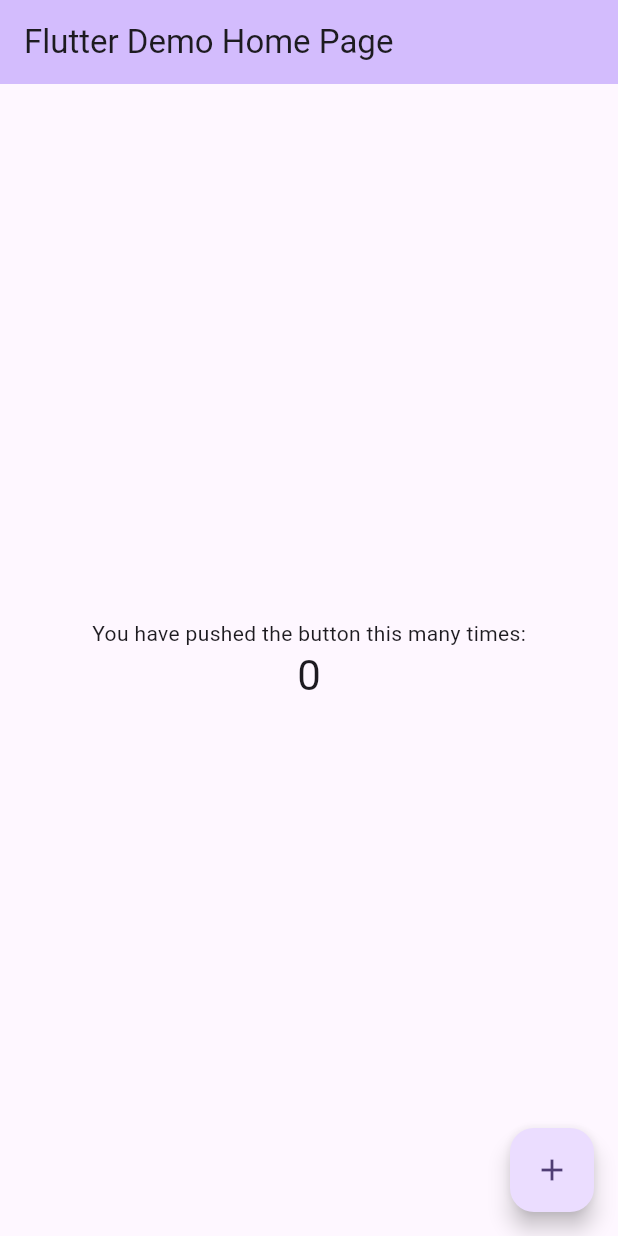
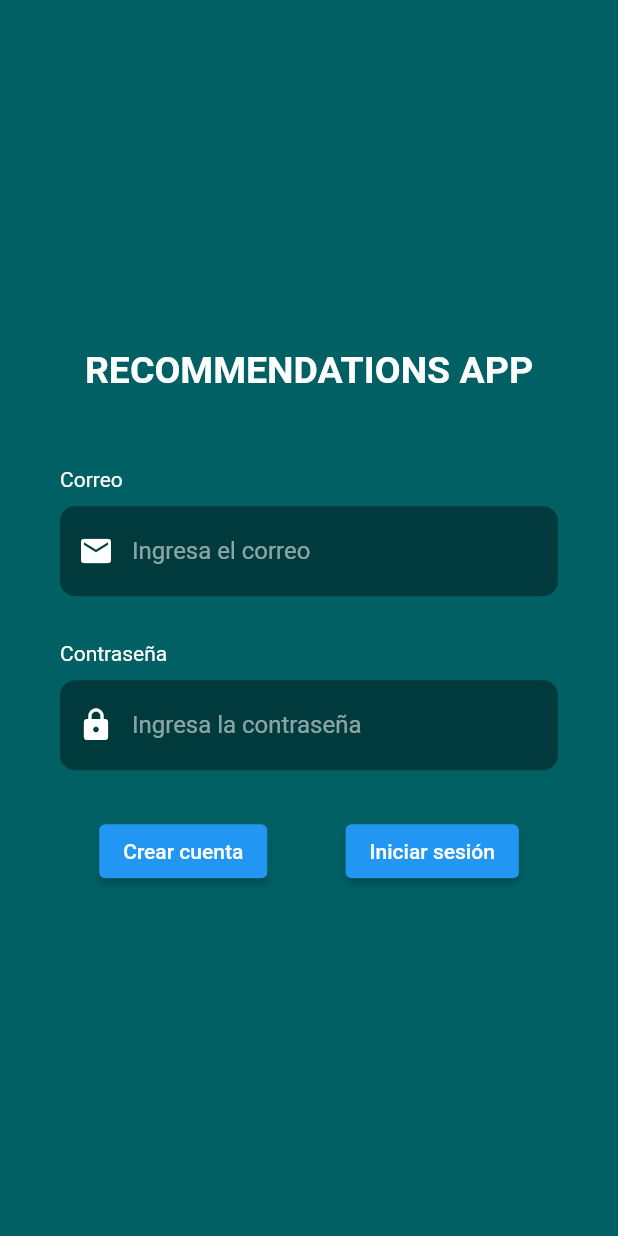
Before and after one commit to fr4nsgallegos/recommendationsApp, a Flutter app: the screen it shows after launch, on a phone screen of 412 x 824 dp. Run offline on Flutter 3.47's test engine with Material 2 defaults, Android fonts, the phone set to English and light mode, and no system bars; our stand-ins replace firebase_auth, firebase_core, google_sign_in; accounts and stored records are empty.

Commit message:
login con cuenta y contrasseña

```diff
--- a/lib/main.dart
+++ b/lib/main.dart
@@ -1,125 +1,15 @@
+import 'package:firebase_core/firebase_core.dart';
 import 'package:flutter/material.dart';
+import 'package:recommendationsapp/pages/login_page.dart';
 
-void main() {
-  runApp(const MyApp());
+void main() async {
+  WidgetsFlutterBinding.ensureInitialized();
+  await Firebase.initializeApp();
+  runApp(
+    MaterialApp(
+      debugShowCheckedModeBanner: false,
+      title: "Recommendations App",
+      home: LoginPage(),
+    ),
+  );
 }
-
-class MyApp extends StatelessWidget {
-  const MyApp({super.key});
-
-  // This widget is the root of your application.
-  @override
-  Widget build(BuildContext context) {
-    return MaterialApp(
-      title: 'Flutter Demo',
-      theme: ThemeData(
-        // This is the theme of your application.
-        //
-        // TRY THIS: Try running your application with "flutter run". You'll see
-        // the application has a blue toolbar. Then, without quitting the app,
-        // try changing the seedColor in the colorScheme below to Colors.green
-        // and then invoke "hot reload" (save your changes or press the "hot
-        // reload" button in a Flutter-supported IDE, or press "r" if you used
-        // the command line to start the app).
-        //
-        // Notice that the counter didn't reset back to zero; the application
-        // state is not lost during the reload. To reset the state, use hot
-        // restart instead.
-        //
-        // This works for code too, not just values: Most code changes can be
-        // tested with just a hot reload.
-        colorScheme: ColorScheme.fromSeed(seedColor: Colors.deepPurple),
-        useMaterial3: true,
-      ),
-      home: const MyHomePage(title: 'Flutter Demo Home Page'),
-    );
-  }
-}
-
-class MyHomePage extends StatefulWidget {
-  const MyHomePage({super.key, required this.title});
-
-  // This widget is the home page of your application. It is stateful, meaning
-  // that it has a State object (defined below) that contains fields that affect
-  // how it looks.
-
-  // This class is the configuration for the state. It holds the values (in this
-  // case the title) provided by the parent (in this case the App widget) and
-  // used by the build method of the State. Fields in a Widget subclass are
-  // always marked "final".
-
-  final String title;
-
-  @override
-  State<MyHomePage> createState() => _MyHomePageState();
-}
-
-class _MyHomePageState extends State<MyHomePage> {
-  int _counter = 0;
-
-  void _incrementCounter() {
-    setState(() {
-      // This call to setState tells the Flutter framework that something has
-      // changed in this State, which causes it to rerun the build method below
-      // so that the display can reflect the updated values. If we changed
-      // _counter without calling setState(), then the build method would not be
-      // called again, and so nothing would appear to happen.
-      _counter++;
-    });
-  }
-
-  @override
-  Widget build(BuildContext context) {
-    // This method is rerun every time setState is called, for instance as done
-    // by the _incrementCounter method above.
-    //
-    // The Flutter framework has been optimized to make rerunning build methods
-    // fast, so that you can just rebuild anything that needs updating rather
-    // than having to individually change instances of widgets.
-    return Scaffold(
-      appBar: AppBar(
-        // TRY THIS: Try changing the color here to a specific color (to
-        // Colors.amber, perhaps?) and trigger a hot reload to see the AppBar
-        // change color while the other colors stay the same.
-        backgroundColor: Theme.of(context).colorScheme.inversePrimary,
-        // Here we take the value from the MyHomePage object that was created by
-        // the App.build method, and use it to set our appbar title.
-        title: Text(widget.title),
-      ),
-      body: Center(
-        // Center is a layout widget. It takes a single child and positions it
-        // in the middle of the parent.
-        child: Column(
-          // Column is also a layout widget. It takes a list of children and
-          // arranges them vertically. By default, it sizes itself to fit its
-          // children horizontally, and tries to be as tall as its parent.
-          //
-          // Column has various properties to control how it sizes itself and
-          // how it positions its children. Here we use mainAxisAlignment to
-          // center the children vertically; the main axis here is the vertical
-          // axis because Columns are vertical (the cross axis would be
-          // horizontal).
-          //
-          // TRY THIS: Invoke "debug painting" (choose the "Toggle Debug Paint"
-          // action in the IDE, or press "p" in the console), to see the
-          // wireframe for each widget.
-          mainAxisAlignment: MainAxisAlignment.center,
-          children: <Widget>[
-            const Text(
-              'You have pushed the button this many times:',
-            ),
-            Text(
-              '$_counter',
-              style: Theme.of(context).textTheme.headlineMedium,
-            ),
-          ],
-        ),
-      ),
-      floatingActionButton: FloatingActionButton(
-        onPressed: _incrementCounter,
-        tooltip: 'Increment',
-        child: const Icon(Icons.add),
-      ), // This trailing comma makes auto-formatting nicer for build methods.
-    );
-  }
-}
--- /dev/null
+++ b/lib/pages/home_page.dart
@@ -0,0 +1,12 @@
+import 'package:flutter/material.dart';
+
+class HomePage extends StatelessWidget {
+  const HomePage({super.key});
+
+  @override
+  Widget build(BuildContext context) {
+    return Scaffold(
+      body: Column(),
+    );
+  }
+}
--- /dev/null
+++ b/lib/pages/login_page.dart
@@ -0,0 +1,167 @@
+import 'package:flutter/material.dart';
+import 'package:firebase_auth/firebase_auth.dart';
+import 'package:google_sign_in/google_sign_in.dart';
+import 'package:recommendationsapp/pages/home_page.dart';
+
+class LoginPage extends StatelessWidget {
+  const LoginPage({super.key});
+
+  @override
+  Widget build(BuildContext context) {
+    TextEditingController _emailController = TextEditingController();
+    TextEditingController _passController = TextEditingController();
+    final FirebaseAuth _auth = FirebaseAuth.instance;
+    GoogleSignIn _googleSignIn = GoogleSignIn();
+
+    return Scaffold(
+      backgroundColor: Colors.cyan.shade900,
+      body: Stack(
+        children: [
+          Padding(
+            padding: const EdgeInsets.symmetric(horizontal: 40, vertical: 70),
+            child: Column(
+              // crossAxisAlignment: CrossAxisAlignment.center,
+              mainAxisAlignment: MainAxisAlignment.center,
+              children: [
+                Text(
+                  "RECOMMENDATIONS APP",
+                  style: TextStyle(
+                      color: Colors.white,
+                      fontWeight: FontWeight.bold,
+                      fontSize: 25),
+                ),
+                SizedBox(
+                  height: 50,
+                ),
+                Column(
+                  mainAxisAlignment: MainAxisAlignment.start,
+                  crossAxisAlignment: CrossAxisAlignment.start,
+                  children: [
+                    Text(
+                      'Correo',
+                      style: TextStyle(color: Colors.white),
+                    ),
+                    SizedBox(
+                      height: 10,
+                    ),
+                    Container(
+                      alignment: Alignment.centerLeft,
+                      height: 60,
+                      decoration: BoxDecoration(
+                        color: Colors.black.withOpacity(0.4),
+                        borderRadius: BorderRadius.circular(10),
+                      ),
+                      child: TextField(
+                        controller: _emailController,
+                        keyboardType: TextInputType.emailAddress,
+                        style: TextStyle(color: Colors.white),
+                        decoration: InputDecoration(
+                            border: InputBorder.none,
+                            contentPadding: EdgeInsets.only(top: 14),
+                            prefixIcon: Icon(
+                              Icons.email,
+                              color: Colors.white,
+                            ),
+                            hintText: "Ingresa el correo",
+                            hintStyle: TextStyle(color: Colors.white54)),
+                      ),
+                    ),
+                    SizedBox(
+                      height: 30,
+                    ),
+                    Text(
+                      'Contraseña',
+                      style: TextStyle(color: Colors.white),
+                    ),
+                    SizedBox(
+                      height: 10,
+                    ),
+                    Container(
+                      alignment: Alignment.centerLeft,
+                      height: 60,
+                      decoration: BoxDecoration(
+                        color: Colors.black.withOpacity(0.4),
+                        borderRadius: BorderRadius.circular(10),
+                      ),
+                      child: TextField(
+                        controller: _passController,
+                        keyboardType: TextInputType.emailAddress,
+                        style: TextStyle(color: Colors.white),
+                        decoration: InputDecoration(
+                            border: InputBorder.none,
+                            contentPadding: EdgeInsets.only(top: 14),
+                            prefixIcon: Icon(
+                              Icons.lock,
+                              color: Colors.white,
+                            ),
+                            hintText: "Ingresa la contraseña",
+                            hintStyle: TextStyle(color: Colors.white54)),
+                      ),
+                    ),
+                    SizedBox(
+                      height: 30,
+                    ),
+                    Row(
+                      mainAxisAlignment: MainAxisAlignment.spaceAround,
+                      children: [
+                        ElevatedButton(
+                          onPressed: () async {
+                            try {
+                              await _auth.createUserWithEmailAndPassword(
+                                  email: _emailController.text,
+                                  password: _passController.text);
+                              Navigator.push(
+                                context,
+                                MaterialPageRoute(
+                                  builder: (context) => HomePage(),
+                                ),
+                              );
+                            } catch (e) {
+                              ScaffoldMessenger.of(context).showSnackBar(
+                                SnackBar(
+                                  content: Text(
+                                    e.toString(),
+                                  ),
+                                ),
+                              );
+                            }
+                          },
+                          child: Text("Crear cuenta"),
+                        ),
+                        ElevatedButton(
+                          onPressed: () async {
+                            try {
+                              await _auth.signInWithEmailAndPassword(
+                                email: _emailController.text,
+                                password: _passController.text,
+                              );
+                              Navigator.push(
+                                context,
+                                MaterialPageRoute(
+                                  builder: (context) => HomePage(),
+                                ),
+                              );
+                            } catch (e) {
+                              ScaffoldMessenger.of(context).showSnackBar(
+                                SnackBar(
+                                  content: Text(
+                                    e.toString(),
+                                  ),
+                                ),
+                              );
+                            }
+                          },
+                          child: Text("Iniciar sesión"),
+                        )
+                      ],
+                    )
+                  ],
+                ),
+              ],
+            ),
+          )
+        ],
+      ),
+    );
+  }
+}
```
Also changed, not shown: pubspec.yaml (+8 -1 lines), pubspec.lock, 2 other files.
